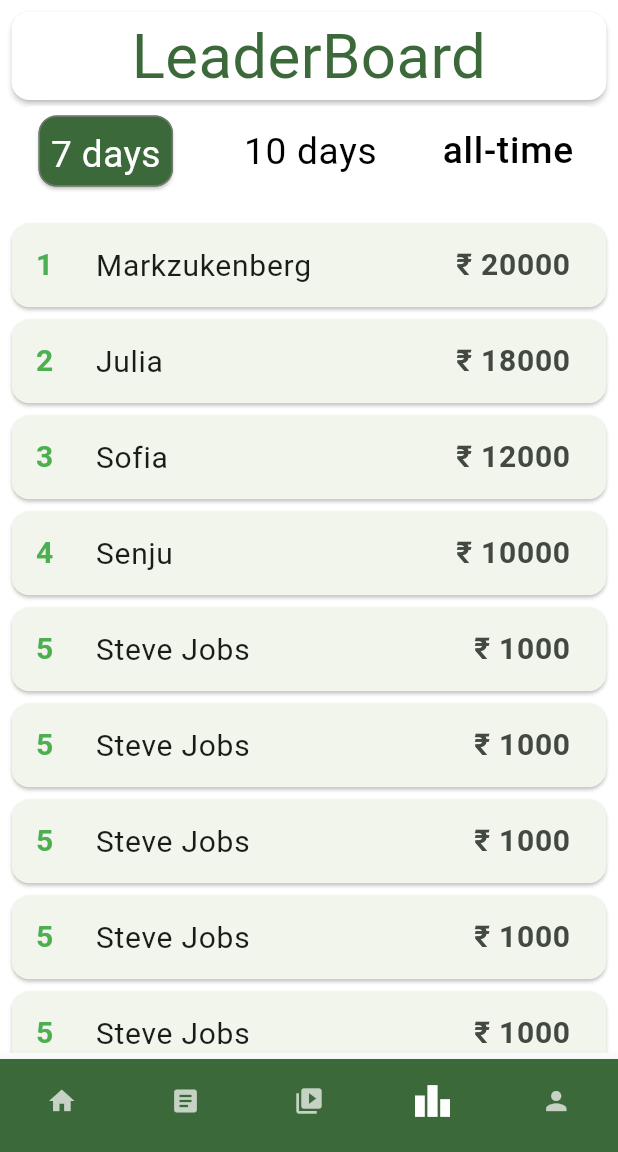
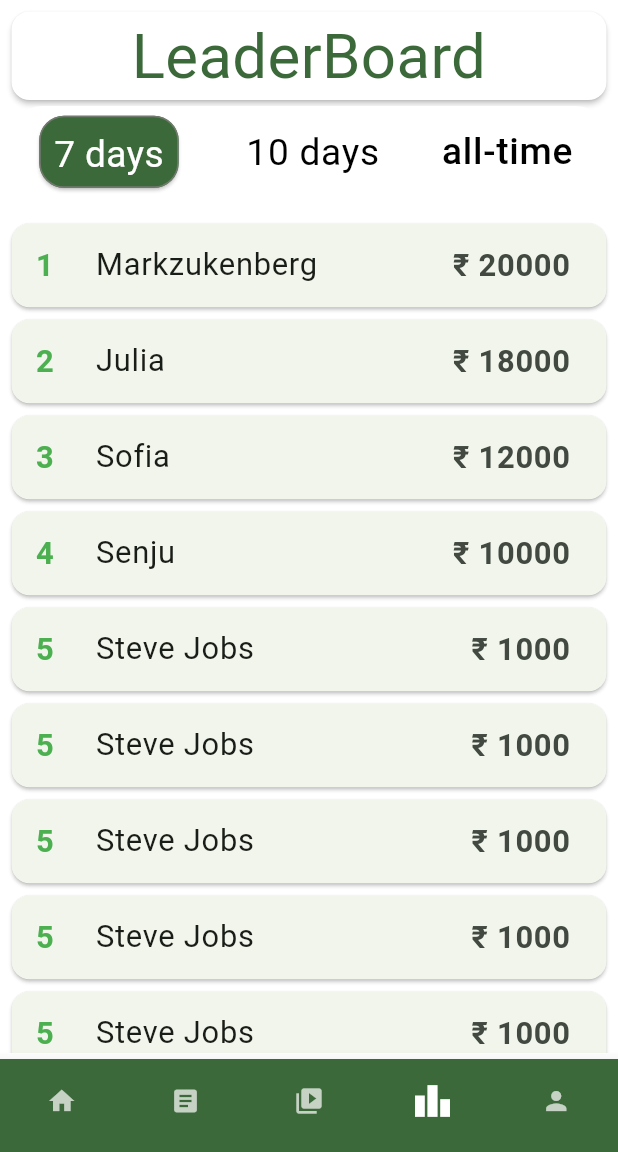
Before and after one commit to RohanArava/ewa, a Flutter app: the screen it shows after launch, item 4 of the bottom bar chosen, on a phone screen of 412 x 824 dp, the part 84-1236 px from its top. Run offline on Flutter 3.47's test engine with Material 2 defaults, Android fonts, the phone set to English and light mode, and no system bars; our stand-ins replace flutter_map, latlong2, video_player; missing offline and left inert: flutter_swipe_detector.

Commit message:
leader_board updated

```diff
--- a/lib/screens/leader_board.dart
+++ b/lib/screens/leader_board.dart
@@ -13,15 +13,18 @@ class leaderboard extends StatelessWidget {
         leading: Text(
           s1,
           style: TextStyle(
-              fontSize: 20, color: Colors.green, fontWeight: FontWeight.bold),
+              fontSize: size.width * 0.05,
+              color: Colors.green,
+              fontWeight: FontWeight.bold),
         ),
         title: Text(
           s2,
-          style: TextStyle(fontSize: 20),
+          style: TextStyle(fontSize: size.width * 0.05),
         ),
         trailing: Text(
           s3,
-          style: TextStyle(fontSize: 20, fontWeight: FontWeight.bold),
+          style: TextStyle(
+              fontSize: size.width * 0.05, fontWeight: FontWeight.bold),
         ),
       ),
     );
@@ -48,10 +51,10 @@ class leaderboard extends StatelessWidget {
         Container(
           height: size.height * 0.09,
           width: size.width,
-          padding: EdgeInsets.all(2),
+          padding: EdgeInsets.all(size.height * 0.003),
           decoration: BoxDecoration(
             color: Colors.white,
-            borderRadius: BorderRadius.circular(20.0),
+            borderRadius: BorderRadius.circular(size.width * 0.06),
             // gradient: LinearGradient(colors: [
             //   Colors.yellow.shade600,
             //   Colors.orange,
@@ -64,15 +67,16 @@ class leaderboard extends StatelessWidget {
                 side: BorderSide(
                   color: Theme.of(context).colorScheme.outline,
                 ),
-                borderRadius: const BorderRadius.all(Radius.circular(12)),
+                borderRadius:
+                    BorderRadius.all(Radius.circular(size.width * 0.04)),
               ),
               color: Theme.of(context).primaryColor,
               child: Padding(
                 padding: EdgeInsets.only(
                     top: size.height * 0.01,
-                    right: size.width * 0.02,
-                    left: size.width * 0.02,
-                    bottom: size.width * 0.01),
+                    right: size.width * 0.024,
+                    left: size.width * 0.024,
+                    bottom: size.width * 0.018),
                 child: InkWell(
                   onTap: () {},
                   child: Text('7 days',
```
